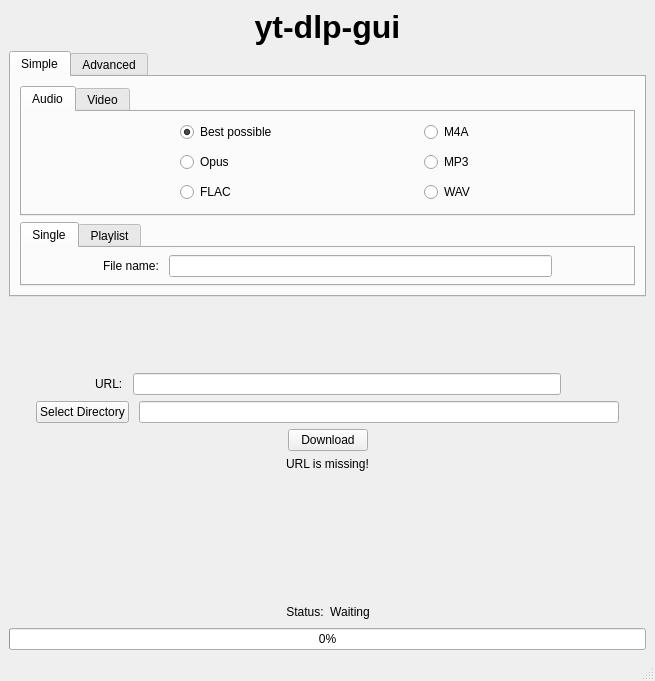
Above: maingui.ui from Bundes197/yt-dlp-gui before the change. Below: the same form after it.
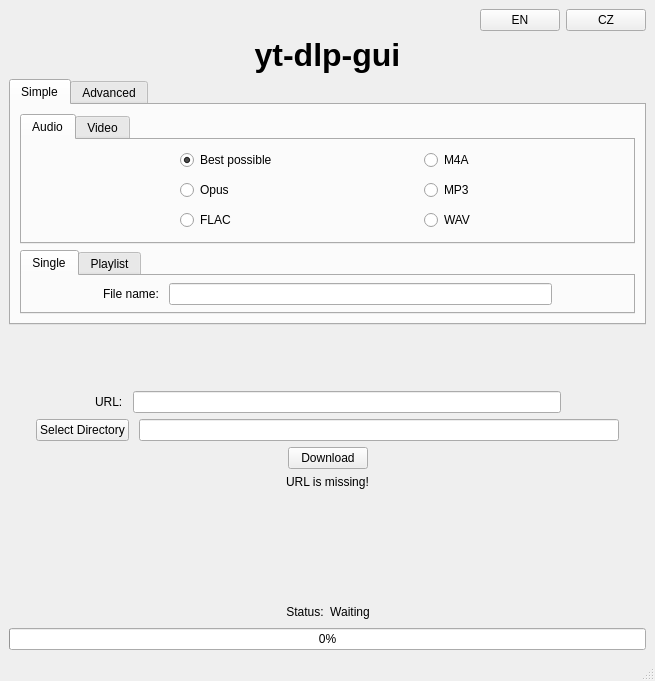
That is the form after the change.

Commit message: feat(ui): add buttons to change language

The edit to the form file:
```diff
--- a/maingui.ui
+++ b/maingui.ui
@@ -18,6 +18,37 @@
   </property>
   <widget class="QWidget" name="centralwidget">
    <layout class="QVBoxLayout" name="verticalLayout">
+    <item>
+     <layout class="QHBoxLayout" name="horizontalLayout_8">
+      <item>
+       <spacer name="horizontalSpacer_19">
+        <property name="orientation">
+         <enum>Qt::Orientation::Horizontal</enum>
+        </property>
+        <property name="sizeHint" stdset="0">
+         <size>
+          <width>40</width>
+          <height>20</height>
+         </size>
+        </property>
+       </spacer>
+      </item>
+      <item>
+       <widget class="QPushButton" name="enButton">
+        <property name="text">
+         <string>EN</string>
+        </property>
+       </widget>
+      </item>
+      <item>
+       <widget class="QPushButton" name="czButton">
+        <property name="text">
+         <string>CZ</string>
+        </property>
+       </widget>
+      </item>
+     </layout>
+    </item>
     <item>
      <layout class="QVBoxLayout" name="verticalLayout_5">
       <item>
```
Left out of the diff: 2 changed lines with no effect on the pictures. The commit also changes 3 other files.
